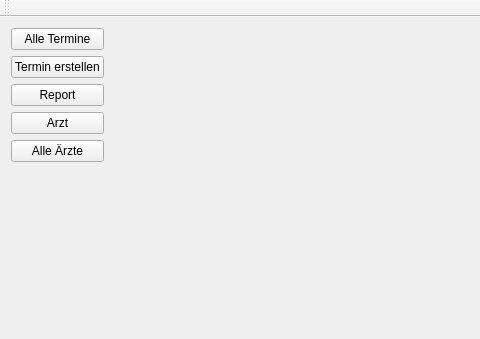
Old version of the form Project/Client/Client/mainwindow.ui in the repository FinrodFelegund/Laborpraktikum; both pictures show x 0 to 480 and y 0 to 339 of the 802 by 536 pixel window.
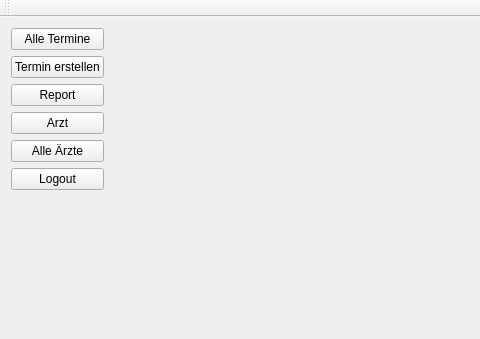
New version of the form.

Commit message: Change password now works via Website on local Webserver; Logout started Email and password are now encrypted in db

Patch:
```diff
--- a/Project/Client/Client/mainwindow.ui
+++ b/Project/Client/Client/mainwindow.ui
@@ -61,6 +61,13 @@
         </property>
        </widget>
       </item>
+      <item>
+       <widget class="QPushButton" name="logoutButton">
+        <property name="text">
+         <string>Logout</string>
+        </property>
+       </widget>
+      </item>
       <item>
        <spacer name="verticalSpacer">
         <property name="orientation">
```
Left out of the diff: 2 changed lines with no effect on the pictures. The commit also changes 34 other files.
